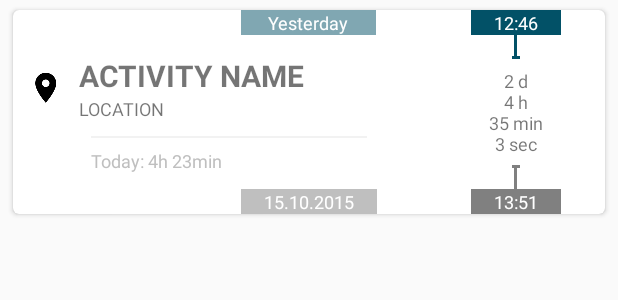
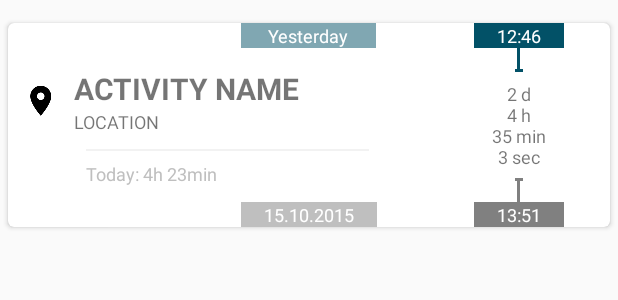
Before and after one commit to mohoff/Zeiterfassung, an Android app: the layout fragment_overview_card_draft.xml on its own in the app's theme, with its tools: preview values and no code run, on a phone screen of 412 x 824 dp. Shown: the top 300 px of the screen. Run offline under Robolectric (Android 15) with nearby library versions, the phone set to English and light mode, and no system bars.

Commit message:
Fall back to standard Overview without Merge-Buttons/Listeners. Started to add timer for LocationService

```diff
--- a/zeiterfassung/src/main/res/layout/fragment_overview_card_draft.xml
+++ b/zeiterfassung/src/main/res/layout/fragment_overview_card_draft.xml
@@ -15,10 +15,10 @@
         android:layout_height="wrap_content"
         card_view:cardCornerRadius="4dp"
         card_view:cardElevation="2dp"
-        card_view:cardUseCompatPadding="true"
+        card_view:cardUseCompatPadding="false"
         card_view:cardBackgroundColor="#fff"
-        android:layout_marginTop="2dp"
-        android:layout_marginBottom="2dp"
+        android:layout_marginTop="15dp"
+        android:layout_marginBottom="15dp"
         android:layout_marginLeft="5dp"
         android:layout_marginRight="5dp"
         android:padding="0dp">
@@ -238,13 +238,13 @@
                 android:layout_alignParentTop="true"
                 android:layout_marginRight="8dp"
                 android:background="@color/greenish"/>
-            <View
+           <!-- <View
                 android:layout_height="14dp"
                 android:layout_width="8dp"
                 android:layout_alignParentTop="true"
                 android:layout_alignLeft="@id/topFillPart"
                 android:layout_marginTop="-14dp"
-                android:background="@drawable/overview_connector_gradient"/>
+                android:background="@drawable/overview_connector_gradient"/>-->
             <View
                 android:layout_height="12dp"
                 android:layout_width="12dp"
@@ -278,7 +278,17 @@
         </RelativeLayout>
     </android.support.v7.widget.CardView>
 
-
+    <View
+        android:layout_height="14dp"
+        android:layout_width="8dp"
+        android:id="@+id/middleConnectorPart"
+        android:clickable="true"
+        android:focusableInTouchMode="true"
+        android:layout_alignParentTop="true"
+        android:layout_alignRight="@id/card_view"
+        android:layout_marginRight="11.2dp"
+        android:background="@drawable/overview_connector_gradient"
+        android:visibility="invisible"/>
 
     <!--
     <View
```
Also changed, not shown: zeiterfassung/src/main/java/de/mohoff/zeiterfassung/datamodel/LocationCache.java (+15 -0 lines), zeiterfassung/src/main/java/de/mohoff/zeiterfassung/locationservice/LocationService.java (+19 -3 lines), zeiterfassung/src/main/java/de/mohoff/zeiterfassung/ui/AdapterOverview.java (+16 -22 lines), zeiterfassung/src/main/java/de/mohoff/zeiterfassung/ui/fragments/MapAbstract.java (+10 -5 lines).
